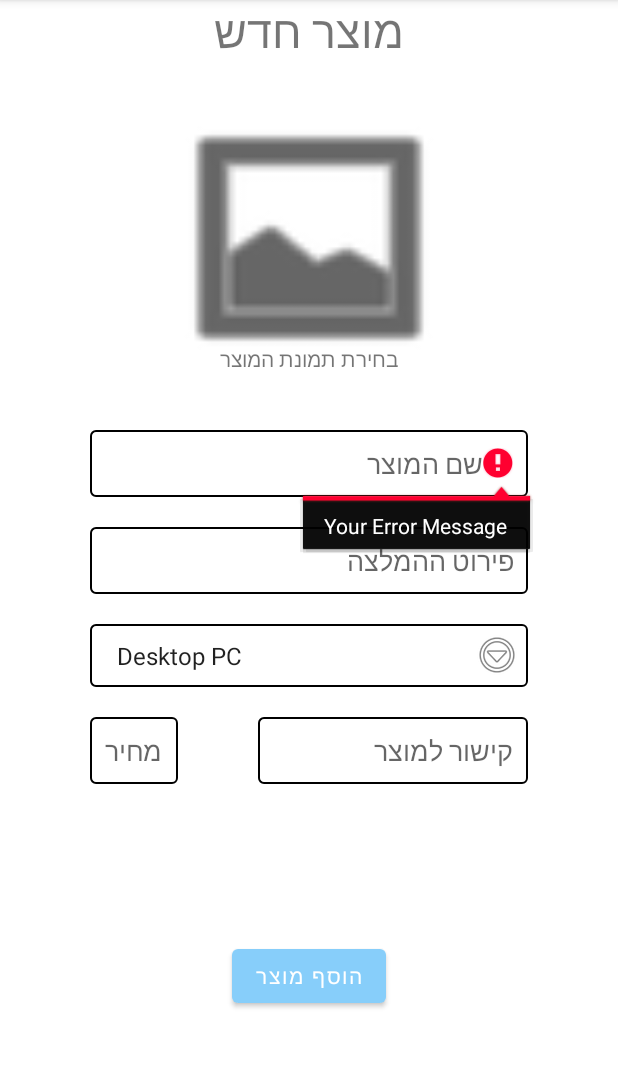
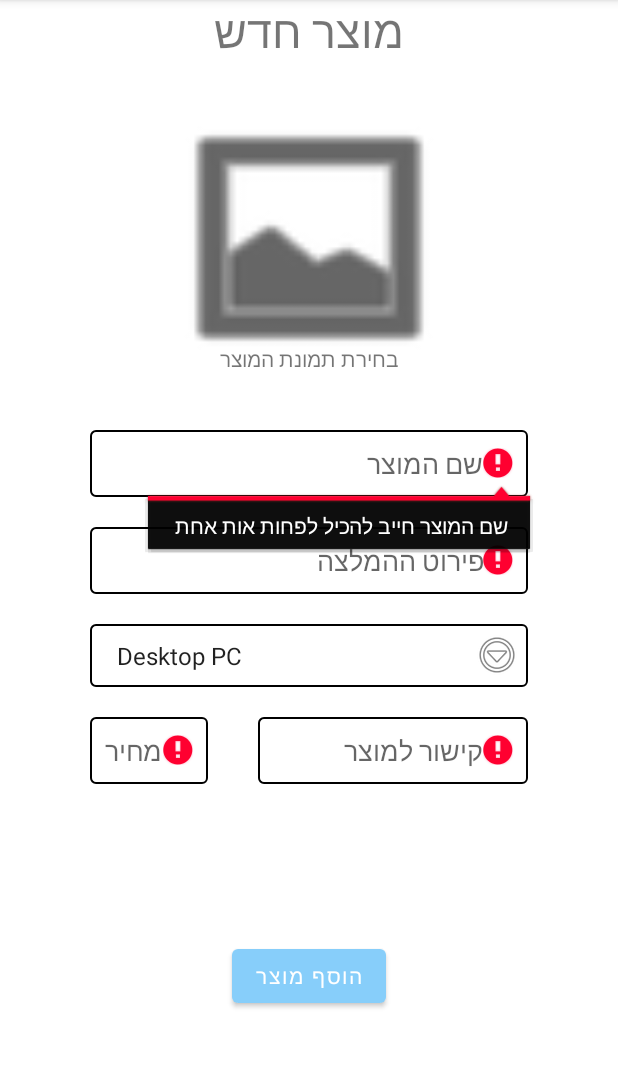
Before and after one commit to theshaked/PalSuggest, an Android app: the activity_add_product screen opened directly, with no data from a screen before it, after a tap on "הוסף מוצר", on a phone screen of 412 x 824 dp, the part 84-1152 px from its top. Run offline under Robolectric (Android 15) with nearby library versions, the light colour scheme and no system bars.

Commit message:
Test if valid input was sent in add product window if invalid field was sent - error will prompt the user

```diff
--- a/app/src/main/java/com/example/palsuggest/activity_add_product.java
+++ b/app/src/main/java/com/example/palsuggest/activity_add_product.java
@@ -1,11 +1,10 @@
 package com.example.palsuggest;
-
-import androidx.appcompat.app.AppCompatActivity;
 
 import android.content.Intent;
 import android.net.Uri;
 import android.os.Bundle;
 import android.provider.MediaStore;
+import android.util.Patterns;
 import android.view.View;
 import android.widget.AdapterView;
 import android.widget.ArrayAdapter;
@@ -14,6 +13,8 @@ import android.widget.EditText;
 import android.widget.ImageView;
 import android.widget.Spinner;
 import android.widget.Toast;
+
+import androidx.appcompat.app.AppCompatActivity;
 
 public class activity_add_product extends AppCompatActivity implements AdapterView.OnItemSelectedListener {
 
@@ -49,21 +50,73 @@ public class activity_add_product extends AppCompatActivity implements AdapterVi
             @Override
             public void onClick(View v) {
 
-                prodName.requestFocus();
-                prodName.setError("Your Error Message");
+                boolean prodNameValid=IsUserTextValid(prodName);
+                boolean prodReviewValid=IsUserTextValid(prodReview);
+                boolean prodLinkValid=IsUserLinkValid(prodLink);
+                boolean prodPriceValid=IsUserPriceValid(prodPrice);
 
-                String dataText="prodName="+prodName.getText()+"\n"+
-                        "prodReview="+prodReview.getText()+"\n"+
-                        "spinnerTags="+spinnerTags.getSelectedItem().toString()+"\n"+
-                        "prodPrice="+prodPrice.getText()+"\n"+
-                        "prodLink="+prodLink.getText()+"\n"+
-                        "imageUri="+imageUri.getPath()+"\n";
+                if (prodNameValid && prodReviewValid && prodLinkValid && prodPriceValid)
+                {
+                    String dataText = "prodName=" + prodName.getText() + "\n" +
+                            "prodReview=" + prodReview.getText() + "\n" +
+                            "spinnerTags=" + spinnerTags.getSelectedItem().toString() + "\n" +
+                            "prodPrice=" + prodPrice.getText() + "\n" +
+                            "prodLink=" + prodLink.getText() + "\n"
+                            //+ "imageUri=" + imageUri.getPath() + "\n"
+                            ;
 
                 Toast.makeText(getApplicationContext(), dataText, Toast.LENGTH_LONG).show(); //TODO: del this toast
                 //openActivity(activity_add_product.class);
             }
+            }
         });
     }
+
+    private boolean IsUserTextValid(EditText editText)
+    {
+        UserTextNotEmpty(editText);
+
+        if (!editText.getText().toString().matches(getString(R.string.atLeastOneLetter)))
+        {
+            editText.setError(editText.getHint()+" חייב להכיל לפחות אות אחת ");
+            return false;
+        }
+        return true;
+    }
+
+    private boolean UserTextNotEmpty(EditText editText)
+    {
+        if (editText.getText() == null || (editText.getText().toString().isEmpty()))
+        {
+            editText.setError("בבקשה הכנס את " + editText.getHint());
+            return false;
+        }
+        return true;
+    }
+
+    private boolean IsUserPriceValid(EditText editTextPrice)
+    {
+        UserTextNotEmpty(editTextPrice);
+
+        if (!editTextPrice.getText().toString().matches(getString(R.string.positiveNumeric)))
+        {
+            editTextPrice.setError(editTextPrice.getHint()+" חייב להכיל סכום מספרי חיובי");
+            return false;
+        }
+        return true;
+    }
+
+    private boolean IsUserLinkValid(EditText editTextLink)
+    {
+        if (UserTextNotEmpty(editTextLink) && !Patterns.WEB_URL.matcher(editTextLink.getText()).matches()) //Valid text with invalid link
+        {
+            editTextLink.setError("כתובת המוצר אינה חוקית");
+            return false;
+        }
+        return true;
+    }
+
+
 
     public void setupSpinnerTags()
     {
--- a/app/src/main/res/values/strings.xml
+++ b/app/src/main/res/values/strings.xml
@@ -1,5 +1,7 @@
 <resources>
     <string name="app_name">PalSuggest</string>
+    <string name="atLeastOneLetter">.*[a-zA-Z]+.*</string>
+    <string name="positiveNumeric">^[1-9][0-9]*$</string>
 
     <string-array name="ProductTags">
         <item>Desktop PC</item>
```
